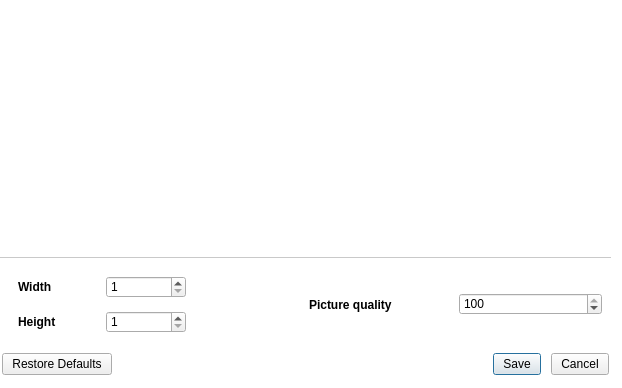
Before: the Qt Designer form library/tulip-gui/designer/SnapshotDialog.ui in Tulip-Dev/tulip, drawn with Qt 5.
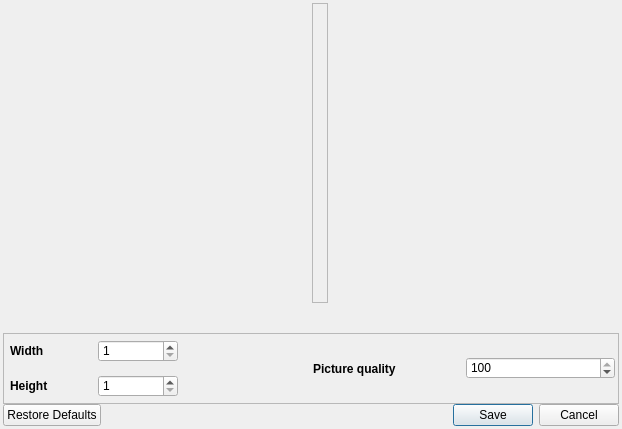
After: the same form once the commit is applied. Icons and pictures are not drawn.

Commit message: fix for SnapshotDialog crash when instantiated in a linux appimage built with Qt5: as a workaround use a QLabel in a QFrame, instead of a QPixmap in a QGraphicsScene

Diff of the .ui file:
```diff
--- a/library/tulip-gui/designer/SnapshotDialog.ui
+++ b/library/tulip-gui/designer/SnapshotDialog.ui
@@ -7,7 +7,7 @@
     <x>0</x>
     <y>0</y>
     <width>622</width>
-    <height>388</height>
+    <height>429</height>
    </rect>
   </property>
   <property name="windowTitle">
@@ -17,139 +17,98 @@
    <iconset resource="../resources/TulipGUIResource.qrc">
     <normaloff>:/tulip/gui/icons/tulip.ico</normaloff>:/tulip/gui/icons/tulip.ico</iconset>
   </property>
-  <property name="styleSheet">
-   <string notr="true">QPushButton, QComboBox {
-border-image: url(:/tulip/gui/ui/btn_26.png) 4;
-border-width: 4;
-padding: 0px 6px;
-font-size: 12px;
-}
-#SnapshotDialogData{
-background-color:white;
-}
-
-QPushButton::flat {
-border-image: none;
-border-width: 4;
-padding: 0px 6px;
-font-size: 12px;
-background-color: transparent;
-}
-
-QPushButton, QComboBox, QLabel {
-color: black;
-}
-
-QPushButton:hover, QComboBox:hover {
-border-image: url(:/tulip/gui/ui/btn_26_hover.png) 4;
-}
-
-QPushButton:disabled, QComboBox::disabled {
-color:gray;
-}
-
-QPushButton:pressed{
-border-image: url(:/tulip/gui/ui/btn_26_pressed.png) 4;
-}
-
-QPushButton::menu-indicator{
-subcontrol-origin: margin;
-subcontrol-position: center right;
-right: 4px;
-}
-
-QPushButton {
-outline: none;
-margin: 2
-}
-
-QComboBox::down-arrow {
-image: url(:/tulip/gui/ui/combobox_arrow.png);
-}
-
-QComboBox:drop-down {
-subcontrol-origin: padding;
-subcontrol-position: top right;
-border-left-style: none; 
-border-top-right-radius: 1px;
-border-bottom-right-radius: 1px;
-}
-
-QSplitter::handle {
-background-color: #C0C0C0;
-border-width:0px;
-}
-
-QFrame[ bottomFrame = &quot;true&quot; ] * {
-color: white;
-font: bold 11px;
-}
-
-QFrame[ bottomFrame = &quot;true&quot; ] {
-border-top: 1px solid black;
-border-bottom: 1px solid rgba(117,117,117,255);
-border-right: 1px solid rgba(117,117,117,255);
-border-left: 0px;
-background-color: qlineargradient(spread:pad, x1:0, y1:0, x2:, y2:1, 
-stop:0 rgb(75,75,75),
-stop:1 rgb(60, 60, 60));
-}
-
-QFrame[ bottomFrame = &quot;true&quot; ] QPushButton {
-border: 0px;
-border-image: none;
-}
-
-QFrame[ bottomFrame = &quot;true&quot; ] QPushButton:hover {
-border: 0px;
-border-image: none;
-background-color: qlineargradient(spread:pad, x1:0, y1:0, x2:, y2:1, 
-stop:0 rgb(85,85,85),
-stop:1 rgb(70, 70, 70));
-}
-
-QFrame[ bottomFrame = &quot;true&quot; ] QPushButton:pressed, QFrame[ bottomFrame = &quot;true&quot; ] .QPushButton:checked {
-border: 0px;
-border-image: none;
-background-color: qlineargradient(spread:pad, x1:0, y1:0, x2:, y2:1, 
-stop:0 rgb(105,105,105),
-stop:1 rgb(90, 90, 90));
-}
-QAbstractItemView {
-background-color: white;
-}</string>
-  </property>
   <layout class="QVBoxLayout" name="verticalLayout">
    <property name="spacing">
     <number>0</number>
    </property>
-   <property name="leftMargin">
-    <number>0</number>
+   <property name="margin">
+    <number>3</number>
    </property>
    <item>
-    <widget class="QGraphicsView" name="graphicsView">
-     <property name="styleSheet">
-      <string notr="true">QGraphicsView {
-border: 0px;
-border-bottom: 1px solid #C9C9C9;
-}</string>
+    <widget class="QFrame" name="snapshotWidget">
+     <property name="sizePolicy">
+      <sizepolicy hsizetype="Preferred" vsizetype="Expanding">
+       <horstretch>0</horstretch>
+       <verstretch>0</verstretch>
+      </sizepolicy>
      </property>
-     <property name="frameShape">
-      <enum>QFrame::NoFrame</enum>
+     <property name="minimumSize">
+      <size>
+       <width>0</width>
+       <height>300</height>
+      </size>
      </property>
+     <property name="maximumSize">
+      <size>
+       <width>16777215</width>
+       <height>16777215</height>
+      </size>
+     </property>
+     <widget class="QLabel" name="snapshotLabel">
+      <property name="geometry">
+       <rect>
+        <x>309</x>
+        <y>0</y>
+        <width>16</width>
+        <height>300</height>
+       </rect>
+      </property>
+      <property name="sizePolicy">
+       <sizepolicy hsizetype="Preferred" vsizetype="MinimumExpanding">
+        <horstretch>0</horstretch>
+        <verstretch>0</verstretch>
+       </sizepolicy>
+      </property>
+      <property name="minimumSize">
+       <size>
+        <width>0</width>
+        <height>300</height>
+       </size>
+      </property>
+      <property name="maximumSize">
+       <size>
+        <width>16777215</width>
+        <height>16777215</height>
+       </size>
+      </property>
+      <property name="frameShape">
+       <enum>QFrame::StyledPanel</enum>
+      </property>
+      <property name="text">
+       <string/>
+      </property>
+      <property name="scaledContents">
+       <bool>true</bool>
+      </property>
+      <property name="alignment">
+       <set>Qt::AlignCenter</set>
+      </property>
+     </widget>
     </widget>
    </item>
    <item>
     <widget class="QFrame" name="frame">
+     <property name="sizePolicy">
+      <sizepolicy hsizetype="Preferred" vsizetype="Minimum">
+       <horstretch>0</horstretch>
+       <verstretch>0</verstretch>
+      </sizepolicy>
+     </property>
      <property name="styleSheet">
       <string notr="true">QLabel {
 font: bold;
 }</string>
      </property>
      <property name="frameShape">
-      <enum>QFrame::NoFrame</enum>
+      <enum>QFrame::StyledPanel</enum>
      </property>
      <layout class="QHBoxLayout" name="horizontalLayout_3">
+      <property name="spacing">
+       <number>3</number>
+      </property>
+      <property name="margin">
+       <number>3</number>
+      </property>
       <item>
        <layout class="QHBoxLayout" name="horizontalLayout_2">
         <property name="spacing">
@@ -176,6 +135,9 @@
            <property name="verticalSpacing">
             <number>13</number>
            </property>
+           <property name="margin">
+            <number>3</number>
+           </property>
            <item row="1" column="0">
             <widget class="QLabel" name="label">
              <property name="text">
@@ -255,6 +217,12 @@
        <layout class="QHBoxLayout" name="horizontalLayout">
         <item>
          <widget class="QLabel" name="label_3">
+          <property name="sizePolicy">
+           <sizepolicy hsizetype="Preferred" vsizetype="Minimum">
+            <horstretch>0</horstretch>
+            <verstretch>0</verstretch>
+           </sizepolicy>
+          </property>
           <property name="font">
            <font>
             <weight>75</weight>
```
The commit also changes 2 other files.
